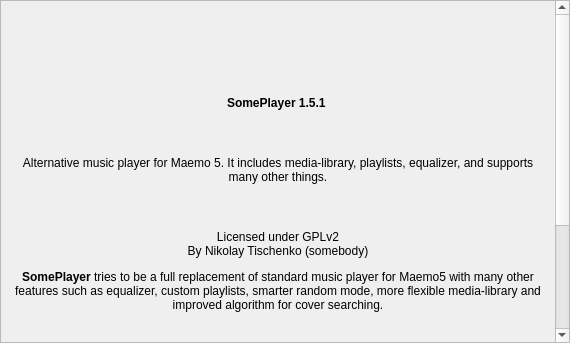
Before: the Qt Designer form src/ui/aboutform.ui in niktischenko/someplayer, drawn with Qt 5.
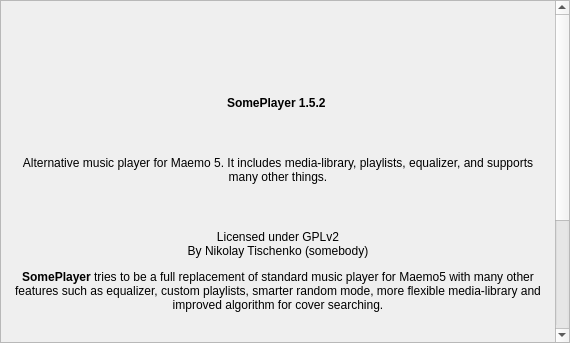
After: the same form once the commit is applied. Icons and pictures are not drawn.

```diff
--- a/src/ui/aboutform.ui
+++ b/src/ui/aboutform.ui
@@ -32,9 +32,9 @@
       <property name="geometry">
        <rect>
         <x>0</x>
-        <y>0</y>
+        <y>-208</y>
         <width>550</width>
-        <height>547</height>
+        <height>562</height>
        </rect>
       </property>
       <layout class="QVBoxLayout" name="verticalLayout">
@@ -100,7 +100,7 @@
          <item row="1" column="0" colspan="3">
           <widget class="QLabel" name="nameLabel">
            <property name="text">
-            <string>&lt;b&gt;SomePlayer 1.5.1&lt;/b&gt; </string>
+            <string>&lt;b&gt;SomePlayer 1.5.2&lt;/b&gt; </string>
            </property>
            <property name="alignment">
             <set>Qt::AlignCenter</set>
@@ -174,7 +174,7 @@
          <property name="text">
           <string>&lt;p align=&quot;center&quot;&gt;
 &lt;b&gt;Thanks to:&lt;/b&gt;&lt;br&gt;
-MrClon (maemoworld.ru)&lt;br /&gt;hxka (maemoworld.ru)&lt;br /&gt;jerich0 (maemoworld.ru)&lt;br /&gt;lknfox (maemoworld.ru)&lt;br /&gt;fab (maemoworld.ru)&lt;br /&gt;Pantera1989m (github.com)&lt;br /&gt;and other people who tested this player and helped in development&lt;/p&gt;</string>
+MrClon (maemoworld.ru)&lt;br /&gt;hxka (maemoworld.ru)&lt;br /&gt;jerich0 (maemoworld.ru)&lt;br /&gt;lknfox (maemoworld.ru)&lt;br /&gt;fab (maemoworld.ru)&lt;br /&gt;Pantera1989m (github.com)&lt;br /&gt;willkr (maemo.org)&lt;br /&gt;and other people who tested this player and helped in development&lt;/p&gt;</string>
          </property>
          <property name="wordWrap">
           <bool>true</bool>
```
